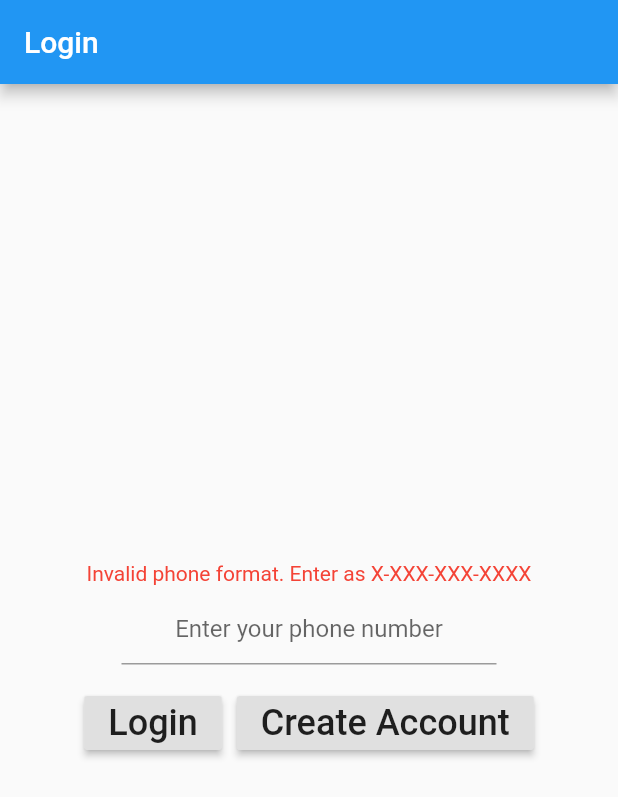
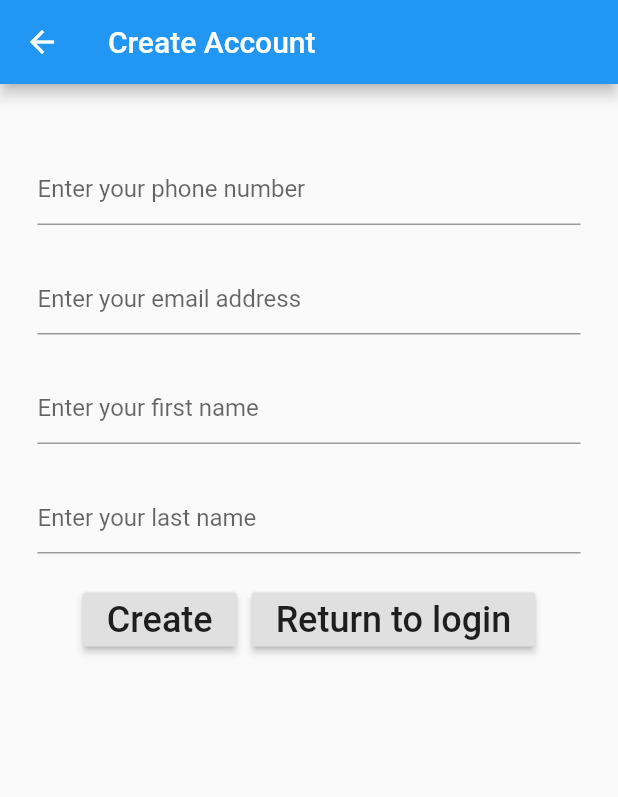
Before and after one commit to Pingableapp/flutter_mobile_app, a Flutter app: the screen it shows after launch, after a tap on "Login", after a tap on "Create Account", on a phone screen of 412 x 824 dp. Shown: the top 797 px of the screen. Run offline on Flutter 3.47's test engine with Material 2 defaults, Android fonts, the phone set to English and light mode, and no system bars; our stand-ins replace shared_preferences; network calls fail.

Commit message:
Account creation mostly working. Added logout feature. Added routes

```diff
--- a/lib/components/stateless/pingableCircle.dart
+++ b/lib/components/stateless/pingableCircle.dart
@@ -1,6 +1,7 @@
 import 'package:flutter/cupertino.dart';
 import 'package:flutter/material.dart';
 import 'package:flutter/widgets.dart';
+
 
 class PingableCircle extends StatelessWidget {
   final bool active;
--- a/lib/main.dart
+++ b/lib/main.dart
@@ -4,7 +4,8 @@ import 'package:pingable/views/login.dart';
 import 'package:shared_preferences/shared_preferences.dart';
 
 void main() async {
-  Widget _defaultHome = new Login();
+  // Widget _defaultHome = new Login();
+  String _defaultRoute = "/login";
 
   // Get result of the login function.
   // obtain shared preferences
@@ -14,16 +15,18 @@ void main() async {
   final authToken = prefs.getString('authToken') ?? null;
 
   if (userId != null && authToken != null) {
-    _defaultHome = new Home(userId, authToken);
+    // _defaultHome = new Home();
+    _defaultRoute = "/home";
   }
 
   runApp(MaterialApp(
     title: 'Flutter',
-    home: _defaultHome,
-    // routes: <String, WidgetBuilder>{
-    //   // Set routes for using the Navigator.
-    //   '/home': (BuildContext context) => new Home(),
-    //   '/login': (BuildContext context) => new Login(),
-    // },
+    // home: _defaultHome,
+    initialRoute: _defaultRoute,
+    routes: <String, WidgetBuilder>{
+      // Set routes for using the Navigator.
+      '/home': (BuildContext context) => new Home(),
+      '/login': (BuildContext context) => new Login(),
+    },
   ));
 }
--- /dev/null
+++ b/lib/views/createAccount.dart
@@ -0,0 +1,264 @@
+import 'dart:convert';
+
+import 'package:flutter/cupertino.dart';
+import 'package:flutter/material.dart';
+import 'package:http/http.dart' as http;
+import 'package:pingable/configuration/api.dart';
+import 'package:pingable/views/verify.dart';
+
+class CreateAccount extends StatefulWidget {
+  @override
+  _CreateAccountState createState() => _CreateAccountState();
+}
+
+class _CreateAccountState extends State<CreateAccount> {
+  String phoneNumber = "";
+  int userId;
+  final phoneNumberController = TextEditingController();
+  final firstNameController = TextEditingController();
+  final lastNameController = TextEditingController();
+  final emailController = TextEditingController();
+
+  String errorMessage = "";
+
+  Future<int> requestCreateNewAccount(String phoneNumber, String email,
+      String firstName, String lastName) async {
+    // Verify proper phone number format
+    RegExp exp = new RegExp(r"^[0-9]{1,3}-[0-9]{3}-[0-9]{3}-[0-9]{4}$");
+    bool matchFound = exp.hasMatch(phoneNumber);
+    if (!matchFound) {
+      setState(() {
+        errorMessage = "Invalid phone format. Enter as X-XXX-XXX-XXXX";
+      });
+      return -1;
+    }
+
+    // Verify proper email format
+    exp = new RegExp(
+        r"^[a-zA-Z0-9.!#$%&'*+/=?^_`{|}~-]+@[a-zA-Z0-9](?:[a-zA-Z0-9-]{0,253}[a-zA-Z0-9])?(?:\.[a-zA-Z0-9](?:[a-zA-Z0-9-]{0,253}[a-zA-Z0-9])?)*$");
+    email = email.toLowerCase();
+    matchFound = exp.hasMatch(email);
+    if (!matchFound) {
+      setState(() {
+        errorMessage = "Invalid email address provided.";
+      });
+      return -1;
+    }
+
+    // Verify proper first name format
+    exp = new RegExp(r"^[\w'\-,.][^0-9_!¡?÷?¿/\\+=@#$%ˆ&*(){}|~<>;:[\]]{2,}$");
+    firstName = firstName.toLowerCase();
+    matchFound = exp.hasMatch(firstName);
+    if (!matchFound) {
+      setState(() {
+        errorMessage = "Please enter a valid first name.";
+      });
+      return -1;
+    }
+
+    // Verify proper last name format
+    exp = new RegExp(r"^[\w'\-,.][^0-9_!¡?÷?¿/\\+=@#$%ˆ&*(){}|~<>;:[\]]{2,}$");
+    lastName = lastName.toLowerCase();
+    matchFound = exp.hasMatch(lastName);
+    if (!matchFound) {
+      setState(() {
+        errorMessage = "Please enter a valid last name.";
+      });
+      return -1;
+    }
+
+    // One result was found so we must request a code for the returned user ID
+    var postUrl = '$apiEndpoint/users';
+    String data =
+        '{"email": "$email", "first_name": "$firstName", "last_name": "$lastName","phone_number": "$phoneNumber"}';
+    http.Response resPost = await http.post(postUrl, body: data);
+
+    if (resPost.statusCode == 409) {
+      setState(() {
+        errorMessage = "Phone number is already taken! Please login or use another number.";
+      });
+      return -1;
+    }
+
+    if (resPost.statusCode == 400) {
+      setState(() {
+        errorMessage = "Failed to create new account.";
+      });
+      return -1;
+    }
+
+    setState(() {
+      errorMessage = "";
+    });
+
+    // TODO
+    // TODO
+    // TODO: Start here!!! Return the proper account id that was created. Push that into the verify function!
+    // TODO
+    // TODO
+    return 0;
+  }
+
+  // TODO: Remove duplicate copy of this function in login
+  Future<int> requestPhoneVerificationCode(String phoneNumber) async {
+    // Verify proper phone number format
+    RegExp exp = new RegExp(r"^[0-9]{1,3}-[0-9]{3}-[0-9]{3}-[0-9]{4}$");
+    bool matchFound = exp.hasMatch(phoneNumber);
+    if (!matchFound) {
+      setState(() {
+        errorMessage = "Invalid phone format. Enter as X-XXX-XXX-XXXX";
+      });
+      return -1;
+    }
+
+    // First check to see if phone number already exists
+    var getUrl = '$apiEndpoint/users?phone_number=$phoneNumber';
+    http.Response resGet = await http.get(getUrl);
+    var resultsGet = jsonDecode(resGet.body)["results"];
+    if (resultsGet.length != 1) {
+      setState(() {
+        errorMessage =
+        "Account does not exist for number $phoneNumber. Please create a new account.";
+      });
+      return -1;
+    }
+
+    // One result was found so we must request a code for the returned user ID
+    userId = resultsGet[0]["id"];
+    var putUrl = '$apiEndpoint/users/$userId/verification_codes';
+    http.Response resPut = await http.put(putUrl);
+    var resultsPut = jsonDecode(resPut.body);
+    if (resultsPut != "success") {
+      setState(() {
+        errorMessage = "Error requesting new verification code.";
+      });
+      return -1;
+    }
+
+    setState(() {
+      errorMessage = "";
+    });
+    return 0;
+  }
+
+  @override
+  Widget build(BuildContext context) {
+    return new WillPopScope(
+        child: Scaffold(
+          appBar: AppBar(title: Text('Create Account')),
+          body: Center(
+              child: ListView(children: [
+                Container(
+                    margin: const EdgeInsets.only(top: 20.0, bottom: 5.0),
+                    width: 350,
+                    child: Text(errorMessage,
+                        textAlign: TextAlign.center,
+                        style: TextStyle(color: Colors.red))),
+                Container(
+                  width: 250,
+                  margin: const EdgeInsets.only(
+                      top: 5.0, bottom: 20.0, left: 25, right: 25),
+                  child: TextField(
+                    textAlign: TextAlign.left,
+                    controller: phoneNumberController,
+                    decoration: InputDecoration(
+                      hintText: 'Enter your phone number',
+                    ),
+                  ),
+                ),
+                Container(
+                  width: 250,
+                  margin: const EdgeInsets.only(
+                      top: 5.0, bottom: 20.0, left: 25, right: 25),
+                  child: TextField(
+                    textAlign: TextAlign.left,
+                    controller: emailController,
+                    decoration: InputDecoration(
+                      hintText: 'Enter your email address',
+                    ),
+                  ),
+                ),
+                Container(
+                  width: 250,
+                  margin: const EdgeInsets.only(
+                      top: 5.0, bottom: 20.0, left: 25, right: 25),
+                  child: TextField(
+                    textAlign: TextAlign.left,
+                    controller: firstNameController,
+                    decoration: InputDecoration(
+                      hintText: 'Enter your first name',
+                    ),
+                  ),
+                ),
+                Container(
+                  width: 250,
+                  margin: const EdgeInsets.only(
+                      top: 5.0, bottom: 20.0, left: 25, right: 25),
+                  child: TextField(
+                    textAlign: TextAlign.left,
+                    controller: lastNameController,
+                    decoration: InputDecoration(
+                      hintText: 'Enter your last name',
+                    ),
+                  ),
+                ),
+                Row(
+                  children: [
+                    Spacer(),
+                    Container(
+                        margin: const EdgeInsets.only(left: 5.0, right: 5.0),
+                        child: RaisedButton(
+                          child: Text(
+                            'Create',
+                            style: TextStyle(fontSize: 24),
+                          ),
+                          onPressed: () async {
+                            phoneNumber = phoneNumberController.text;
+                            String email = emailController.text;
+                            String firstName = firstNameController.text;
+                            String lastName = lastNameController.text;
+                            var result = await requestCreateNewAccount(
+                                phoneNumber, email, firstName, lastName);
+                            if (result == 0) {
+                              requestPhoneVerificationCode(phoneNumber);
+                              _navigateToVerify(context);
+                            }
+                          },
+                        )),
+                    Container(
+                        margin: const EdgeInsets.only(left: 5.0, right: 5.0),
+                        child: RaisedButton(
+                          child: Text(
+                            'Return to login',
+                            style: TextStyle(fontSize: 24),
+                          ),
+                          onPressed: () {
+                            Navigator.pop(context);
+                          },
+                        )),
+                    Spacer()
+                  ],
+                )
+              ])),
+        ),
+        onWillPop: () async => false);
+  }
+
+  @override
+  void dispose() {
+    // Clean up the controller when the widget is disposed.
+    phoneNumberController.dispose();
+    firstNameController.dispose();
+    lastNameController.dispose();
+    emailController.dispose();
+    super.dispose();
+  }
+
+  void _navigateToVerify(BuildContext context) {
+    Navigator.push(
+        context,
+        MaterialPageRoute(
+          builder: (context) => Verify(phoneNumber, userId),
+        ));
+  }
+}
--- a/lib/views/login.dart
+++ b/lib/views/login.dart
@@ -5,7 +5,7 @@ import 'package:flutter/material.dart';
 import 'package:http/http.dart' as http;
 import 'package:pingable/configuration/api.dart';
 import 'package:pingable/views/verify.dart';
-
+import 'package:pingable/views/createAccount.dart';
 
 class Login extends StatefulWidget {
   @override
@@ -19,6 +19,7 @@ class _LoginState extends State<Login> {
 
   String errorMessage = "";
 
+  // TODO: Remove duplicate copy of this function in createAccount
   Future<int> requestPhoneVerificationCode(String phoneNumber) async {
     // Verify proper phone number format
     RegExp exp = new RegExp(r"^[0-9]{1,3}-[0-9]{3}-[0-9]{3}-[0-9]{4}$");
@@ -62,10 +63,13 @@ class _LoginState extends State<Login> {
 
   @override
   Widget build(BuildContext context) {
-    return Scaffold(
+    return new WillPopScope(
+        child: Scaffold(
           appBar: AppBar(title: Text('Login')),
           body: Center(
-          child: Column(mainAxisAlignment: MainAxisAlignment.center, children: [
+              child: Column(
+                  mainAxisAlignment: MainAxisAlignment.center,
+                  children: [
                 Container(
                     width: 350,
                     child: Text(errorMessage,
@@ -109,6 +113,7 @@ class _LoginState extends State<Login> {
                             style: TextStyle(fontSize: 24),
                           ),
                           onPressed: () {
+                            _navigateToCreateAccount(context);
                             print("creating new account");
                           },
                         )),
@@ -116,7 +121,8 @@ class _LoginState extends State<Login> {
                   ],
                 )
               ])),
-    );
+        ),
+        onWillPop: () async => false);
   }
 
   @override
@@ -133,4 +139,12 @@ class _LoginState extends State<Login> {
           builder: (context) => Verify(phoneNumber, userId),
         ));
   }
+
+  void _navigateToCreateAccount(BuildContext context) {
+    Navigator.push(
+        context,
+        MaterialPageRoute(
+          builder: (context) => CreateAccount(),
+        ));
   }
+}
```
Also changed, not shown: lib/components/stateful/friends.dart (+8 -1 lines), lib/components/stateless/appBarActions.dart (added, +34 -0 lines), lib/views/home.dart (+44 -15 lines), lib/views/verify.dart (+3 -10 lines). Lines whose indentation alone changed are shown as unchanged.
